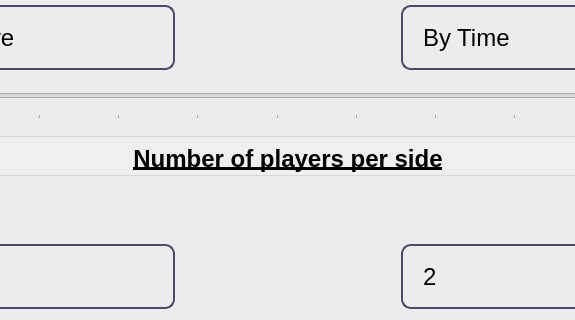
eharquin/babyfut, file ui/options.ui: the form before one commit; both pictures show x 352 to 927 and y 150 to 470 of the 1280 by 720 pixel window.
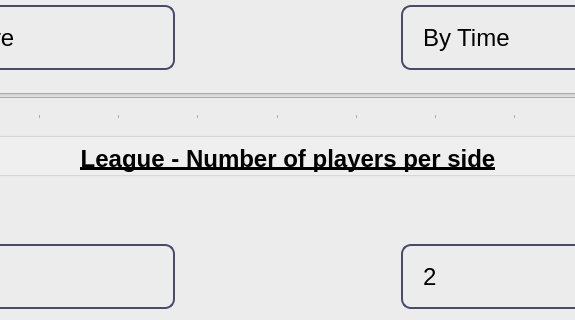
The form after the commit.

Commit message: Player deletetion from leaderboards

The edit to the form file:
```diff
--- a/ui/options.ui
+++ b/ui/options.ui
@@ -299,7 +299,7 @@
       <bool>true</bool>
      </property>
      <property name="title">
-      <string>Number of players per side</string>
+      <string>League - Number of players per side</string>
      </property>
      <property name="alignment">
       <set>Qt::AlignCenter</set>
```
The commit also changes 9 other files.
